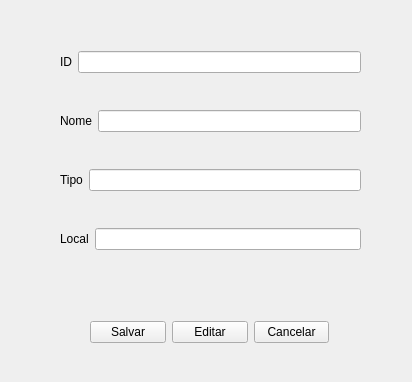
Before: the Qt Designer form cadastrodispositivo.ui in brunosr1985/TCC_NayBru, drawn with Qt 5.
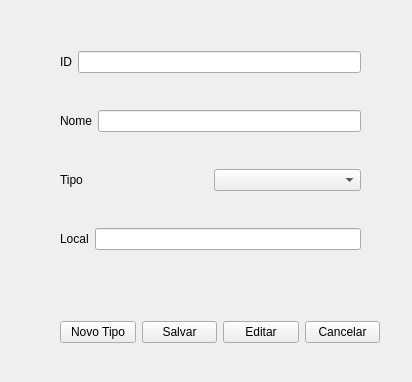
After: the same form once the commit is applied.

What changed in the file:
```diff
--- a/cadastrodispositivo.ui
+++ b/cadastrodispositivo.ui
@@ -16,13 +16,20 @@
   <widget class="QWidget" name="layoutWidget">
    <property name="geometry">
     <rect>
-     <x>90</x>
+     <x>60</x>
      <y>320</y>
-     <width>239</width>
+     <width>320</width>
      <height>25</height>
     </rect>
    </property>
    <layout class="QHBoxLayout" name="horizontalLayout">
+    <item>
+     <widget class="QPushButton" name="pushButton_4">
+      <property name="text">
+       <string>Novo Tipo</string>
+      </property>
+     </widget>
+    </item>
     <item>
      <widget class="QPushButton" name="pushButton_2">
       <property name="text">
@@ -46,7 +53,7 @@
     </item>
    </layout>
   </widget>
-  <widget class="QWidget" name="">
+  <widget class="QWidget" name="layoutWidget">
    <property name="geometry">
     <rect>
      <x>60</x>
@@ -94,7 +101,7 @@
        </widget>
       </item>
       <item>
-       <widget class="QLineEdit" name="lineEdit_3"/>
+       <widget class="QComboBox" name="comboBox"/>
       </item>
      </layout>
     </item>
```
